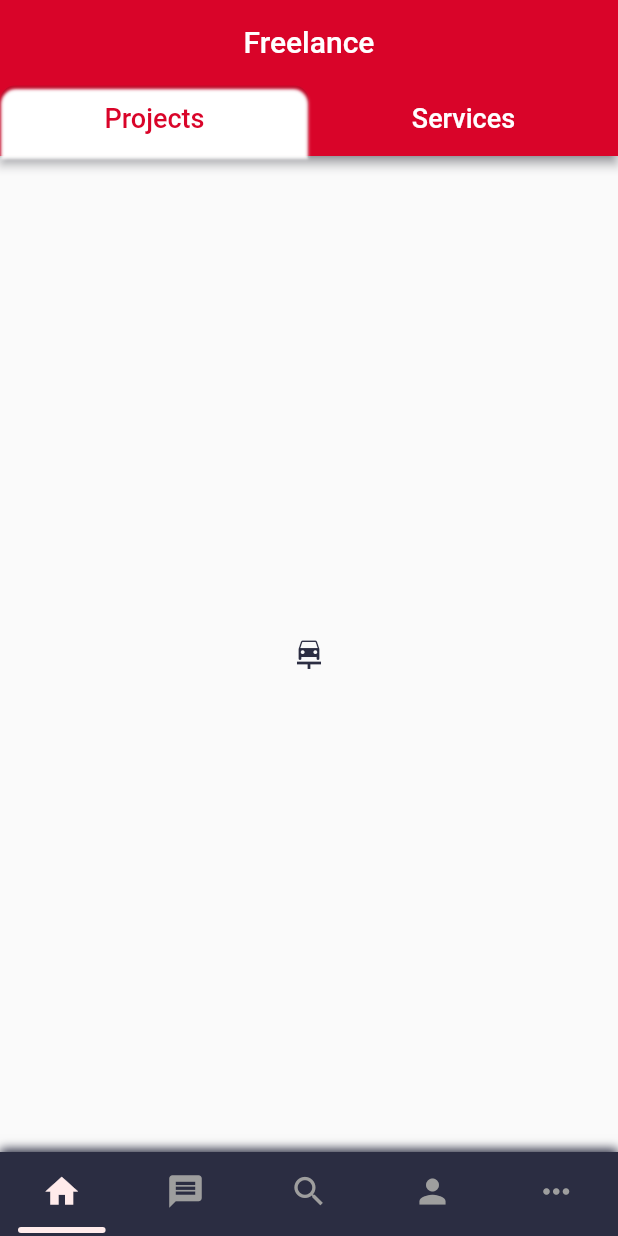
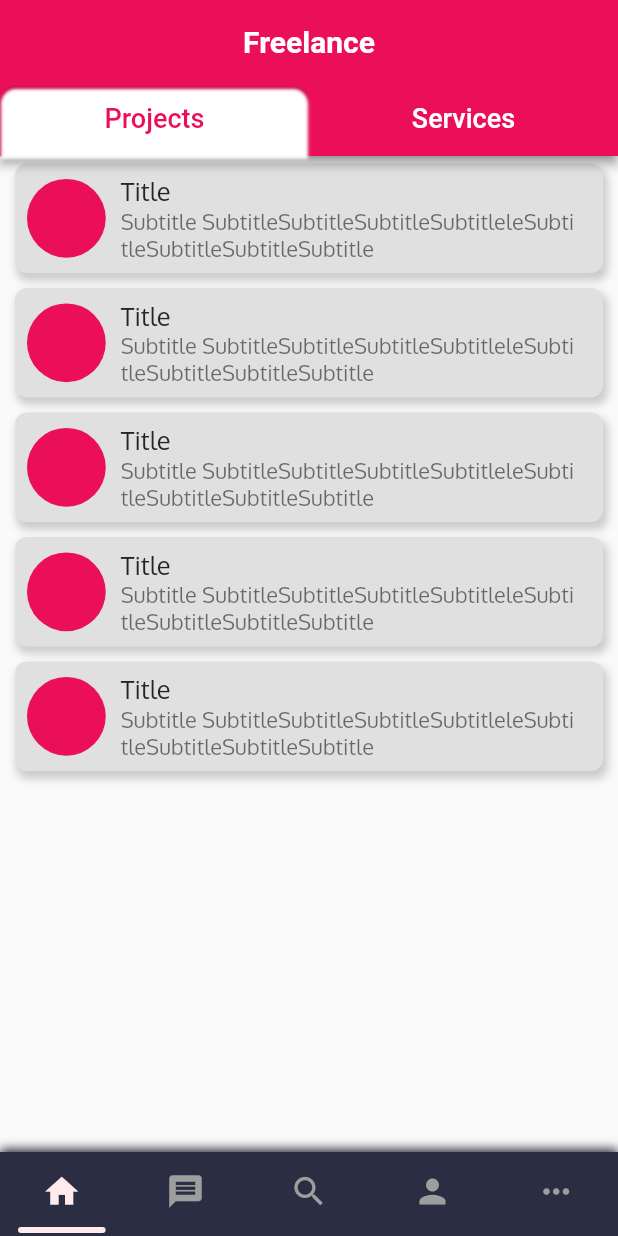
Before and after one commit to web-team-99/FinalProject, a Flutter app: the screen it shows after launch, on a phone screen of 412 x 824 dp. Run offline on Flutter 3.47's test engine with Material 2 defaults, Android fonts, the phone set to English and light mode, and no system bars; drawn by our look-alikes of getwidget, persistent_bottom_nav_bar; our stand-ins replace bloc, cached_network_image, connectivity_plus, fluro, flutter_bloc, fluttertoast; missing offline and left inert: clipboard; statements that could not run were skipped.

Commit message:
Home tabviews implemented.

```diff
--- a/front/lib/Routes/homeRoute.dart
+++ b/front/lib/Routes/homeRoute.dart
@@ -1,18 +1,9 @@
 import 'package:flutter/cupertino.dart';
 import 'package:flutter/material.dart';
 import 'package:flutter_bloc/flutter_bloc.dart';
-import 'package:test_url/Components/CustomRaisedButton.dart';
-import 'package:test_url/Components/HomeRoute/ProjectAndServiceSuggest.dart';
-import 'package:test_url/Components/HomeRoute/homeListHeader.dart';
-import 'package:test_url/Components/HomeRoute/webDesktopHomeFooter.dart';
-import 'package:test_url/Components/HomeRoute/webDesktopHomeImageAndText.dart';
-import 'package:test_url/Components/HomeRoute/webMobileHomeFooter.dart';
-import 'package:test_url/Components/HomeRoute/webMobileHomeImageAndText.dart';
+import 'package:getwidget/getwidget.dart';
 import 'package:test_url/Cubits/InternetStateCubit.dart';
 import 'package:test_url/Pages/CustomDialog.dart';
-import 'package:test_url/Setting/numbers.dart';
-import 'package:test_url/Setting/platform.dart';
-import 'package:test_url/Setting/strings.dart';
 
 class HomeRoute extends StatefulWidget {
   @override
@@ -39,8 +30,6 @@ class _HomeRouteState extends State<HomeRoute> with TickerProviderStateMixin {
 
   @override
   Widget build(BuildContext context) {
-    double _width = MediaQuery.of(context).size.width;
-    bool _mobileView = _width < mobileViewMaxWidth ? true : false;
     ThemeData theme = Theme.of(context);
 
     return createTabs(context, theme);
@@ -196,29 +185,36 @@ class _HomeRouteState extends State<HomeRoute> with TickerProviderStateMixin {
         backgroundColor: _tabIndex == 0
             ? theme.appBarTheme.backgroundColor
             : theme.primaryColor,
-        title: Align(alignment: Alignment.center, child: Text("Freelance")),
+        title: Align(
+          alignment: Alignment.center,
+          child: Text(
+            "Freelance",
+            style: TextStyle(color: Colors.white, fontWeight: FontWeight.bold),
+          ),
+        ),
         bottom: TabBar(
           controller: _tabController,
           indicatorSize: TabBarIndicatorSize.tab,
           unselectedLabelColor: Colors.white,
-          labelStyle:
-              TextStyle(color: Colors.blueGrey, fontSize: 18, fontWeight: FontWeight.w500),
-          labelColor: theme.appBarTheme.backgroundColor,
+          labelStyle: TextStyle(fontSize: 18, fontWeight: FontWeight.w500),
+          labelColor: _tabIndex == 0
+              ? theme.appBarTheme.backgroundColor
+              : theme.primaryColor,
           indicator: BoxDecoration(
               borderRadius: BorderRadius.only(
                 topLeft: Radius.circular(10),
                 topRight: Radius.circular(10),
               ),
               boxShadow: [
-                BoxShadow(color: Colors.black12,
-                offset: Offset(0.0, 1.0),
+                BoxShadow(
+                  color: Colors.black12,
+                  offset: Offset(0.0, 1.0),
                 ),
                 BoxShadow(
                     color: Colors.white,
                     spreadRadius: -1.0,
                     blurRadius: 1.0,
-                    offset: Offset(0.0, 2.8)
-                  ),
+                    offset: Offset(0.0, 2.8)),
               ]),
           onTap: (index) {
             setState(() {
@@ -235,11 +231,11 @@ class _HomeRouteState extends State<HomeRoute> with TickerProviderStateMixin {
           ],
         ),
       ),
-      body: createBody(context),
+      body: createBody(context, theme),
     );
   }
 
-  Widget createBody(BuildContext context) {
+  Widget createBody(BuildContext context, ThemeData theme) {
     return BlocBuilder<InternetCubit, InternetState>(
       builder: (context, state) {
         if (state is InternetDisconnected) {
@@ -253,8 +249,64 @@ class _HomeRouteState extends State<HomeRoute> with TickerProviderStateMixin {
         }
         return TabBarView(
             controller: _tabController,
-            children: [Icon(Icons.car_repair), Icon(Icons.movie)]);
+            children: [createProjectsTab(context, theme), createServicesTab(context, theme),]);
       },
     );
   }
+
+  Widget createProjectsTab(BuildContext context, ThemeData theme) {
+    return Column(
+      mainAxisAlignment: MainAxisAlignment.start,
+      children: [
+        Expanded(
+          child: ListView.builder(
+            itemCount: 5,
+            itemBuilder: (context, index) {
+              return GFListTile(
+                titleText: 'Title',
+                subtitleText:
+                    'Subtitle SubtitleSubtitleSubtitleSubtitleleSubtitleSubtitleSubtitleSubtitle',
+                color: GFColors.LIGHT,
+                avatar: GFAvatar(
+                  backgroundColor: theme.appBarTheme.backgroundColor,
+                ),
+                margin: EdgeInsets.symmetric(horizontal: 10.0, vertical: 5.0),
+                enabled: true,
+                onTap: () {},
+              );
+            },
+          ),
+        )
+      ],
+    );
+  }
+
+  Widget createServicesTab(BuildContext context, ThemeData theme) {
+    return Column(
+      mainAxisAlignment: MainAxisAlignment.start,
+      children: [
+        Expanded(
+          child: ListView.builder(
+            itemCount: 5,
+            itemBuilder: (context, index) {
+              return GFListTile(
+                titleText: 'Title',
+                subtitleText:
+                    'Subtitle SubtitleSubtitleSubtitleSubtitleleSubtitleSubtitleSubtitleSubtitle',
+                color: GFColors.LIGHT,
+                avatar: GFAvatar(
+                  backgroundColor: theme.primaryColor,
+                ),
+                margin: EdgeInsets.symmetric(horizontal: 10.0, vertical: 5.0),
+                enabled: true,
+                onTap: () {},
+
+              );
+            },
+          ),
+        )
+      ],
+    );
+  }
+
 }
--- a/front/lib/Styles/themes.dart
+++ b/front/lib/Styles/themes.dart
@@ -3,7 +3,7 @@ import 'package:flutter/material.dart';
 import 'package:test_url/Styles/textStyles.dart';
 
 ThemeData defaultTheme = ThemeData(
-  primaryColor: Color.fromRGBO(235, 14, 88, 1),
+  primaryColor: Color.fromRGBO(52, 216, 235, 1),
   backgroundColor: Color.fromRGBO(255, 235, 235, 1),
   // primarySwatch: Colors.pink,
   cardColor: Color.fromRGBO(141, 153, 174, 1),
@@ -19,7 +19,8 @@ ThemeData defaultTheme = ThemeData(
       shadowColor: Color.fromRGBO(43, 45, 66, 1),
       elevation: 3),
   appBarTheme: AppBarTheme(
-    color: Color.fromRGBO(217, 4, 41, 1),
+    // color: Color.fromRGBO(217, 4, 41, 1),
+    color: Color.fromRGBO(235, 14, 88, 1),
     shadowColor: Color.fromRGBO(43, 45, 66, 1),
   ),
   dividerColor: Color.fromRGBO(43, 45, 66, 1),
--- a/front/pubspec.yaml
+++ b/front/pubspec.yaml
@@ -35,6 +35,7 @@ dependencies:
     sdk: flutter
   flutter_bloc: ^6.0.5
   connectivity_plus: ^0.5.0
+  getwidget: ^1.1.0
 
   # The following adds the Cupertino Icons font to your application.
   # Use with the CupertinoIcons class for iOS style icons.
```
Also changed, not shown: front/pubspec.lock.
